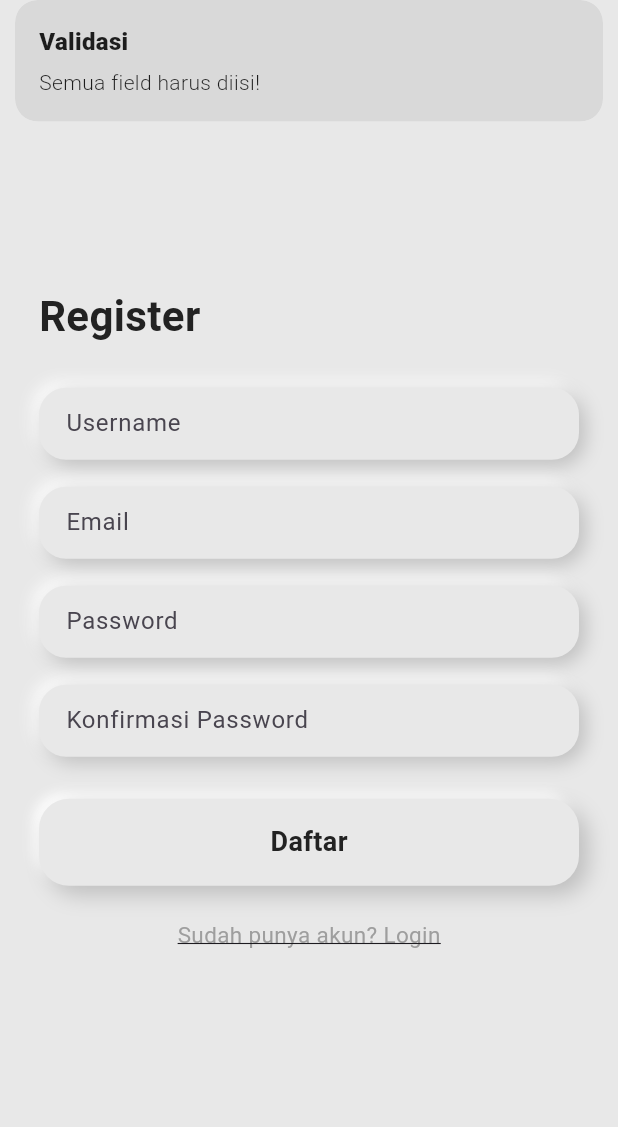
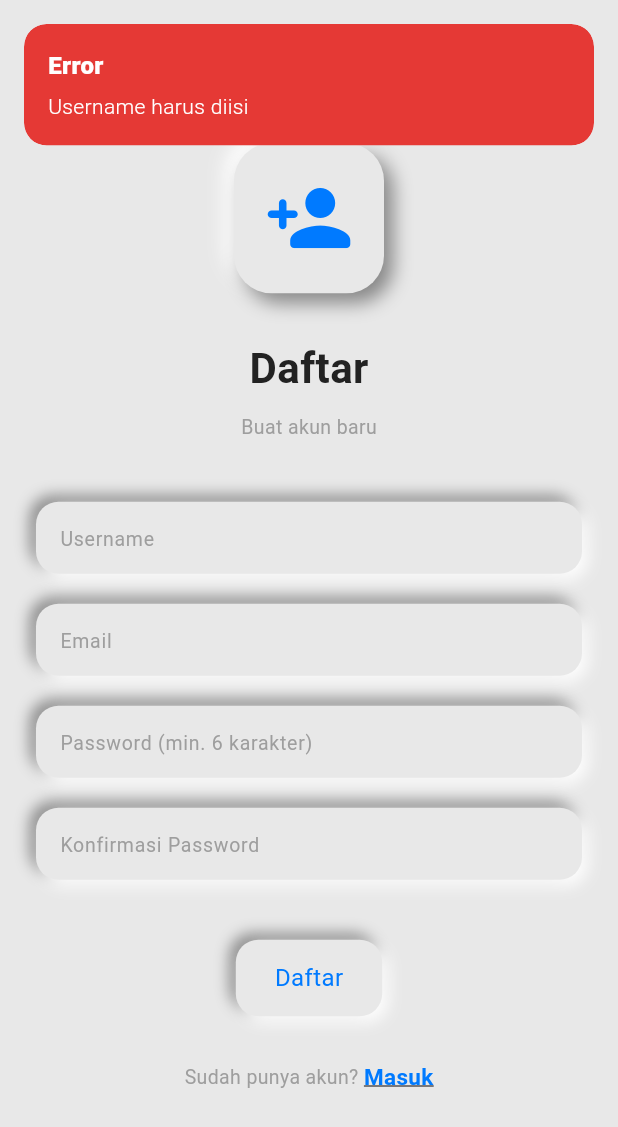
Before and after one commit to Abduldinata/project_flutter_todolist, a Flutter app: the RegisterScreen screen opened by its route, after a tap on "Daftar", on a phone screen of 412 x 824 dp. Shown: the top 1127 px of the screen. Run offline on Flutter 3.47's test engine with Material 3 defaults, Android fonts, the light colour scheme and no system bars; our stand-ins replace get, get_storage, image_picker, supabase_flutter; accounts and stored records are empty.

Commit message:
Refactor task model and enhance authentication screens; add network security config and permissions

```diff
--- a/lib/screens/add_task/add_task_popup.dart
+++ b/lib/screens/add_task/add_task_popup.dart
@@ -50,7 +50,7 @@ class _AddTaskPopupState extends State<AddTaskPopup> {
       child: Container(
         padding: const EdgeInsets.symmetric(horizontal: 14, vertical: 10),
         decoration: isSelected
-            ? Neu.pressed.copyWith(color: accentColor.withOpacity(0.8)) // Efek tertekan dan berwarna jika terpilih
+            ? Neu.pressed.copyWith(color: accentColor.withAlpha(128)) // Efek tertekan dan berwarna jika terpilih
             : Neu.convex, // Efek terangkat jika tidak terpilih
         child: Text(
           label,
@@ -66,7 +66,7 @@ class _AddTaskPopupState extends State<AddTaskPopup> {
   @override
   Widget build(BuildContext context) {
     return Scaffold(
-      backgroundColor: AppColors.bg.withOpacity(0.9), // Menggunakan AppColors.bg Anda
+      backgroundColor: AppColors.bg.withAlpha(128), // Menggunakan AppColors.bg Anda
       body: Center(
         child: Container(
           width: 330,
@@ -198,7 +198,7 @@ class _AddTaskPopupState extends State<AddTaskPopup> {
                           // Memberikan sedikit warna pada tombol Save (seperti di screenshot Anda)
                           ...Neu.convex.boxShadow!,
                           BoxShadow(
-                            color: AppColors.blue.withOpacity(0.3),
+                            color: AppColors.blue.withAlpha(128),
                             offset: const Offset(0, 4),
                             blurRadius: 10,
                           ),
--- a/lib/screens/auth/register_screen.dart
+++ b/lib/screens/auth/register_screen.dart
@@ -1,9 +1,12 @@
 import 'package:flutter/material.dart';
 import 'package:get/get.dart';
+import '../../services/supabase_service.dart';
+import '../../utils/app_routes.dart';
+import '../../utils/app_style.dart';
 import '../../utils/app_colors.dart';
-import '../../utils/app_style.dart';
-import '../../utils/app_routes.dart';
-import '../../services/supabase_service.dart';
+import '../../utils/neumorphic_decoration.dart';
+import '../../widgets/neumorphic_textfield.dart';
+import '../../widgets/neumorphic_button.dart';
 
 class RegisterScreen extends StatefulWidget {
   const RegisterScreen({super.key});
@@ -13,106 +16,111 @@ class RegisterScreen extends StatefulWidget {
 }
 
 class _RegisterScreenState extends State<RegisterScreen> {
-  final SupabaseService _supabase = SupabaseService();
+  final _usernameController = TextEditingController();
+  final _emailController = TextEditingController();
+  final _passwordController = TextEditingController();
+  final _confirmPasswordController = TextEditingController();
+  final _service = SupabaseService();
+  bool _isLoading = false;
 
-  final usernameCtrl = TextEditingController();
-  final emailCtrl = TextEditingController();
-  final passCtrl = TextEditingController();
-  final confirmCtrl = TextEditingController();
-
-  bool loading = false;
-
-  @override
-  void dispose() {
-    usernameCtrl.dispose();
-    emailCtrl.dispose();
-    passCtrl.dispose();
-    confirmCtrl.dispose();
-    super.dispose();
-  }
-
-  Future<void> _register() async {
-    final username = usernameCtrl.text.trim();
-    final email = emailCtrl.text.trim();
-    final password = passCtrl.text.trim();
-    final confirm = confirmCtrl.text.trim();
-
-    if (username.isEmpty ||
-        email.isEmpty ||
-        password.isEmpty ||
-        confirm.isEmpty) {
-      Get.snackbar("Validasi", "Semua field harus diisi!");
-      return;
-    }
-    if (!email.contains("@")) {
-      Get.snackbar("Validasi", "Format email tidak valid");
-      return;
-    }
-    if (password.length < 6) {
-      Get.snackbar("Validasi", "Password minimal 6 karakter");
-      return;
-    }
-    if (password != confirm) {
-      Get.snackbar("Validasi", "Konfirmasi password tidak sesuai");
+  Future<void> _handleRegister() async {
+    // Validasi input
+    if (_usernameController.text.trim().isEmpty) {
+      _showError('Username harus diisi');
       return;
     }
 
-    setState(() => loading = true);
+    if (_emailController.text.trim().isEmpty) {
+      _showError('Email harus diisi');
+      return;
+    }
+
+    if (!GetUtils.isEmail(_emailController.text.trim())) {
+      _showError('Format email tidak valid');
+      return;
+    }
+
+    if (_passwordController.text.length < 6) {
+      _showError('Password minimal 6 karakter');
+      return;
+    }
+
+    if (_passwordController.text != _confirmPasswordController.text) {
+      _showError('Password dan konfirmasi password tidak sama');
+      return;
+    }
+
+    setState(() => _isLoading = true);
 
     try {
-      /// ‼ WAJIB 3 param karena SupabaseService kamu seperti ini
-      final res = await _supabase.signUp(email, password, username);
-
-      if (res.user == null) {
-        Get.snackbar("Gagal", "Registrasi gagal");
-        return;
-      }
-
-      /// ⛔ Profile TIDAK di-insert manual — trigger sudah jalan
-      Get.snackbar(
-        "Sukses",
-        "Akun berhasil dibuat, silakan login",
-        backgroundColor: Colors.green,
-        colorText: Colors.white,
+      final response = await _service.signUp(
+        _emailController.text.trim(),
+        _passwordController.text,
+        _usernameController.text.trim(),
       );
 
-      Get.offAllNamed(AppRoutes.login);
+      if (response.user != null) {
+        Get.snackbar(
+          'Berhasil',
+          'Registrasi berhasil! Silakan cek email untuk verifikasi',
+          backgroundColor: AppColors.success,
+          colorText: Colors.white,
+          duration: const Duration(seconds: 3),
+        );
+
+        await Future.delayed(const Duration(milliseconds: 500));
+        Get.offAllNamed(AppRoutes.login);
+      }
     } catch (e) {
-      Get.snackbar(
-        "Error",
-        e.toString(),
-        backgroundColor: Colors.red,
-        colorText: Colors.white,
-      );
+      String errorMessage = _parseError(e.toString());
+      _showError(errorMessage);
     } finally {
-      setState(() => loading = false);
+      if (mounted) {
+        setState(() => _isLoading = false);
+      }
     }
   }
 
-  Widget _neuField(
-    TextEditingController c,
-    String hint, {
-    bool obscure = false,
-  }) {
-    return Container(
-      padding: const EdgeInsets.symmetric(horizontal: 18),
-      decoration: BoxDecoration(
-        color: AppColors.bg,
-        borderRadius: BorderRadius.circular(18),
-        boxShadow: const [
-          BoxShadow(color: Colors.white, offset: Offset(-4, -4), blurRadius: 8),
-          BoxShadow(
-            color: Color(0xFFBEBEBE),
-            offset: Offset(4, 4),
-            blurRadius: 10,
-          ),
-        ],
-      ),
-      child: TextField(
-        controller: c,
-        obscureText: obscure,
-        decoration: InputDecoration(border: InputBorder.none, hintText: hint),
-      ),
+  String _parseError(String error) {
+    // Network errors
+    if (error.contains('SocketException') ||
+        error.contains('Failed host lookup') ||
+        error.contains('Network is unreachable')) {
+      return '❌ Tidak ada koneksi internet\n\nPastikan:\n• WiFi atau data seluler aktif\n• Koneksi internet stabil';
+    }
+
+    // Timeout errors
+    if (error.contains('TimeoutException') || error.contains('timed out')) {
+      return '⏱️ Koneksi timeout\n\nKoneksi terlalu lambat atau server tidak merespons';
+    }
+
+    // Auth errors
+    if (error.contains('User already registered') ||
+        error.contains('already been registered')) {
+      return '👤 Email sudah terdaftar\n\nGunakan email lain atau silakan login';
+    }
+
+    if (error.contains('Password should be at least')) {
+      return '🔐 Password terlalu pendek\n\nPassword minimal 6 karakter';
+    }
+
+    if (error.contains('Unable to validate email address')) {
+      return '📧 Format email tidak valid\n\nPeriksa kembali email Anda';
+    }
+
+    // Generic error
+    return '⚠️ Registrasi gagal\n\n${error.length > 100 ? "${error.substring(0, 100)}..." : error}';
+  }
+
+  void _showError(String message) {
+    Get.snackbar(
+      'Error',
+      message,
+      backgroundColor: AppColors.danger,
+      colorText: Colors.white,
+      duration: const Duration(seconds: 5),
+      margin: const EdgeInsets.all(16),
+      snackPosition: SnackPosition.TOP,
     );
   }
 
@@ -123,63 +131,87 @@ class _RegisterScreenState extends State<RegisterScreen> {
       body: SafeArea(
         child: Center(
           child: SingleChildScrollView(
-            padding: const EdgeInsets.all(26),
+            padding: const EdgeInsets.all(24),
             child: Column(
-              crossAxisAlignment: CrossAxisAlignment.start,
+              mainAxisAlignment: MainAxisAlignment.center,
               children: [
-                const Text("Register", style: AppStyle.title),
-                const SizedBox(height: 28),
+                // Logo
+                Container(
+                  width: 100,
+                  height: 100,
+                  decoration: Neu.concave,
+                  child: const Icon(
+                    Icons.person_add_rounded,
+                    size: 60,
+                    color: AppColors.blue,
+                  ),
+                ),
+                const SizedBox(height: 30),
 
-                _neuField(usernameCtrl, "Username"),
-                const SizedBox(height: 18),
+                // Title
+                Text('Daftar', style: AppStyle.title),
+                const SizedBox(height: 10),
+                Text('Buat akun baru', style: AppStyle.smallGray),
+                const SizedBox(height: 40),
 
-                _neuField(emailCtrl, "Email"),
-                const SizedBox(height: 18),
+                // Username Field
+                NeumorphicTextField(
+                  controller: _usernameController,
+                  hint: 'Username',
+                ),
+                const SizedBox(height: 20),
 
-                _neuField(passCtrl, "Password", obscure: true),
-                const SizedBox(height: 18),
+                // Email Field
+                NeumorphicTextField(
+                  controller: _emailController,
+                  hint: 'Email',
+                ),
+                const SizedBox(height: 20),
 
-                _neuField(confirmCtrl, "Konfirmasi Password", obscure: true),
-                const SizedBox(height: 28),
+                // Password Field
+                NeumorphicTextField(
+                  controller: _passwordController,
+                  hint: 'Password (min. 6 karakter)',
+                  obscure: true,
+                ),
+                const SizedBox(height: 20),
 
-                loading
-                    ? const Center(child: CircularProgressIndicator())
-                    : GestureDetector(
-                        onTap: _register,
-                        child: Container(
-                          width: double.infinity,
-                          padding: const EdgeInsets.symmetric(vertical: 16),
-                          alignment: Alignment.center,
-                          decoration: BoxDecoration(
-                            color: AppColors.bg,
-                            borderRadius: BorderRadius.circular(20),
-                            boxShadow: const [
-                              BoxShadow(
-                                color: Colors.white,
-                                offset: Offset(-4, -4),
-                                blurRadius: 6,
-                              ),
-                              BoxShadow(
-                                color: Color(0xFFBEBEBE),
-                                offset: Offset(6, 6),
-                                blurRadius: 12,
-                              ),
-                            ],
-                          ),
-                          child: Text("Daftar", style: AppStyle.button),
+                // Confirm Password Field
+                NeumorphicTextField(
+                  controller: _confirmPasswordController,
+                  hint: 'Konfirmasi Password',
+                  obscure: true,
+                ),
+                const SizedBox(height: 40),
+
+                // Register Button
+                _isLoading
+                    ? Container(
+                        padding: const EdgeInsets.all(14),
+                        decoration: Neu.convex,
+                        child: const CircularProgressIndicator(
+                          color: AppColors.blue,
+                        ),
+                      )
+                    : NeumorphicButton(label: 'Daftar', onTap: _handleRegister),
+                const SizedBox(height: 30),
+
+                // Login Link
+                Row(
+                  mainAxisAlignment: MainAxisAlignment.center,
+                  children: [
+                    Text('Sudah punya akun? ', style: AppStyle.smallGray),
+                    GestureDetector(
+                      onTap: () => Get.back(),
+                      child: Text(
+                        'Masuk',
+                        style: AppStyle.link.copyWith(
+                          color: AppColors.blue,
+                          fontWeight: FontWeight.bold,
                         ),
                       ),
-
-                const SizedBox(height: 22),
-
-                Center(
-                  child: GestureDetector(
-                    onTap: () => Get.offAllNamed(AppRoutes.login),
-                    child: Text(
-                      "Sudah punya akun? Login",
-                      style: AppStyle.link,
                     ),
-                  ),
+                  ],
                 ),
               ],
             ),
@@ -188,4 +220,13 @@ class _RegisterScreenState extends State<RegisterScreen> {
       ),
     );
   }
+
+  @override
+  void dispose() {
+    _usernameController.dispose();
+    _emailController.dispose();
+    _passwordController.dispose();
+    _confirmPasswordController.dispose();
+    super.dispose();
+  }
 }
--- a/lib/utils/neumorphic_decoration.dart
+++ b/lib/utils/neumorphic_decoration.dart
@@ -14,7 +14,7 @@ class Neu {
         blurRadius: 10,
       ),
       BoxShadow(
-        color: AppColors.text.withOpacity(0.2), // Bayangan gelap di bawah/kanan
+        color: AppColors.text.withAlpha(128), // Bayangan gelap di bawah/kanan
         offset: const Offset(6, 6),
         blurRadius: 10,
       ),
@@ -27,7 +27,7 @@ class Neu {
     borderRadius: BorderRadius.circular(15),
     boxShadow: [
       BoxShadow(
-        color: AppColors.text.withOpacity(0.2), // Bayangan gelap di atas/kiri
+        color: AppColors.text.withAlpha(128), // Bayangan gelap di atas/kiri
         offset: const Offset(-4, -4),
         blurRadius: 8,
       ),
@@ -46,13 +46,13 @@ class Neu {
     boxShadow: [
       // Bayangan dimasukkan (inverse shadow)
       BoxShadow(
-        color: AppColors.text.withOpacity(0.1),
+        color: AppColors.text.withAlpha(128),
         offset: const Offset(4, 4),
         blurRadius: 8,
         spreadRadius: -1,
       ),
       BoxShadow(
-        color: Colors.white.withOpacity(0.9),
+        color: Colors.white.withAlpha(128),
         offset: const Offset(-4, -4),
         blurRadius: 8,
         spreadRadius: -1,
--- a/pubspec.yaml
+++ b/pubspec.yaml
@@ -16,7 +16,7 @@ publish_to: 'none' # Remove this line if you wish to publish to pub.dev
 # https://developer.apple.com/library/archive/documentation/General/Reference/InfoPlistKeyReference/Articles/CoreFoundationKeys.html
 # In Windows, build-name is used as the major, minor, and patch parts
 # of the product and file versions while build-number is used as the build suffix.
-version: 1.0.0+1
+version: 1.0.0+2
 
 environment:
   sdk: ^3.9.2
@@ -67,6 +67,8 @@ flutter:
   # included with your application, so that you can use the icons in
   # the material Icons class.
   uses-material-design: true
+  assets:
+    - lib/assets/icon.png
 
   # To add assets to your application, add an assets section, like this:
   # assets:
```
Also changed, not shown: lib/models/task_model.dart (+31 -8 lines), lib/screens/auth/login_screen.dart (+146 -26 lines), 3 other files.
